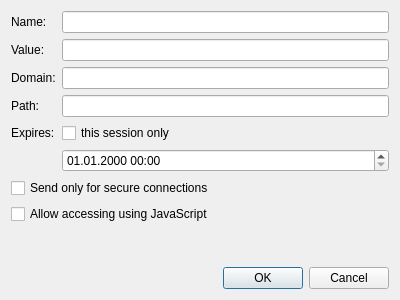
Above: src/ui/CookiePropertiesDialog.ui from OtterBrowser/otter-browser before the change. Below: the same form after it.
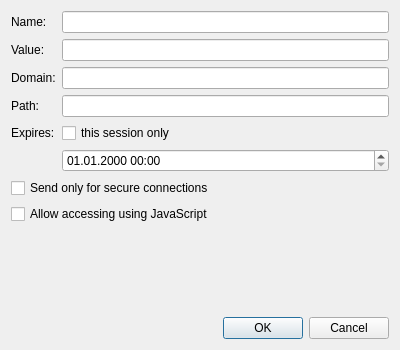
That is the form after the change.

Patch:
```diff
--- a/src/ui/CookiePropertiesDialog.ui
+++ b/src/ui/CookiePropertiesDialog.ui
@@ -7,7 +7,7 @@
     <x>0</x>
     <y>0</y>
     <width>400</width>
-    <height>300</height>
+    <height>350</height>
    </rect>
   </property>
   <layout class="QVBoxLayout" name="verticalLayout">
```
Left out of the diff: 9 changed lines with no effect on the pictures.
